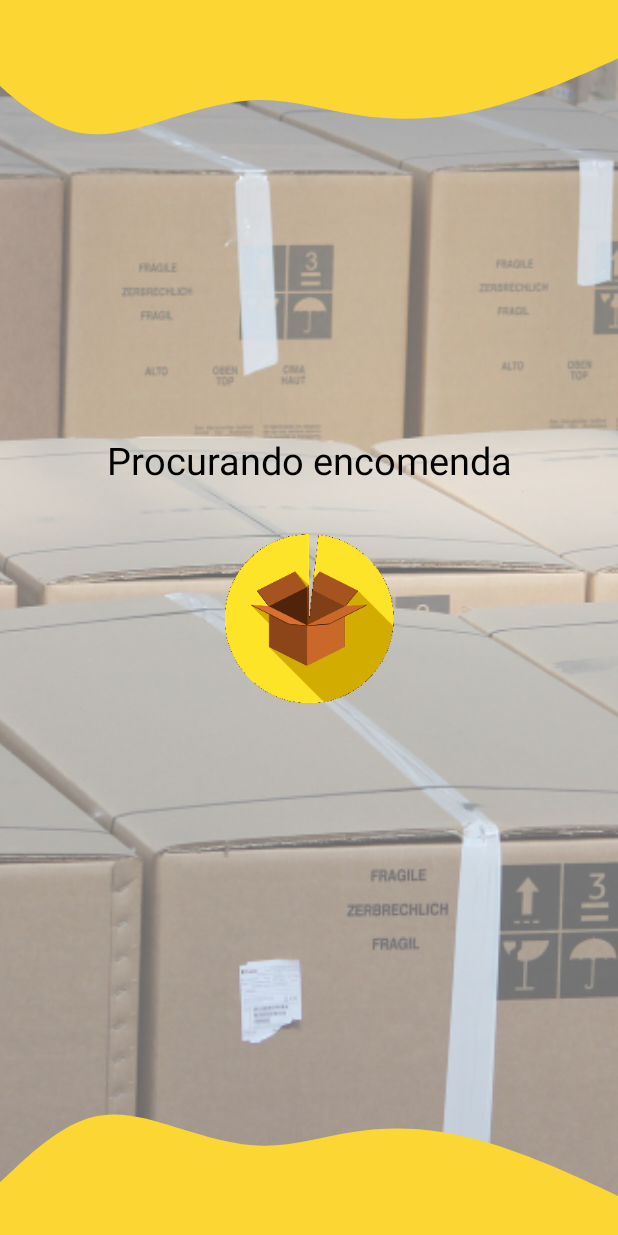
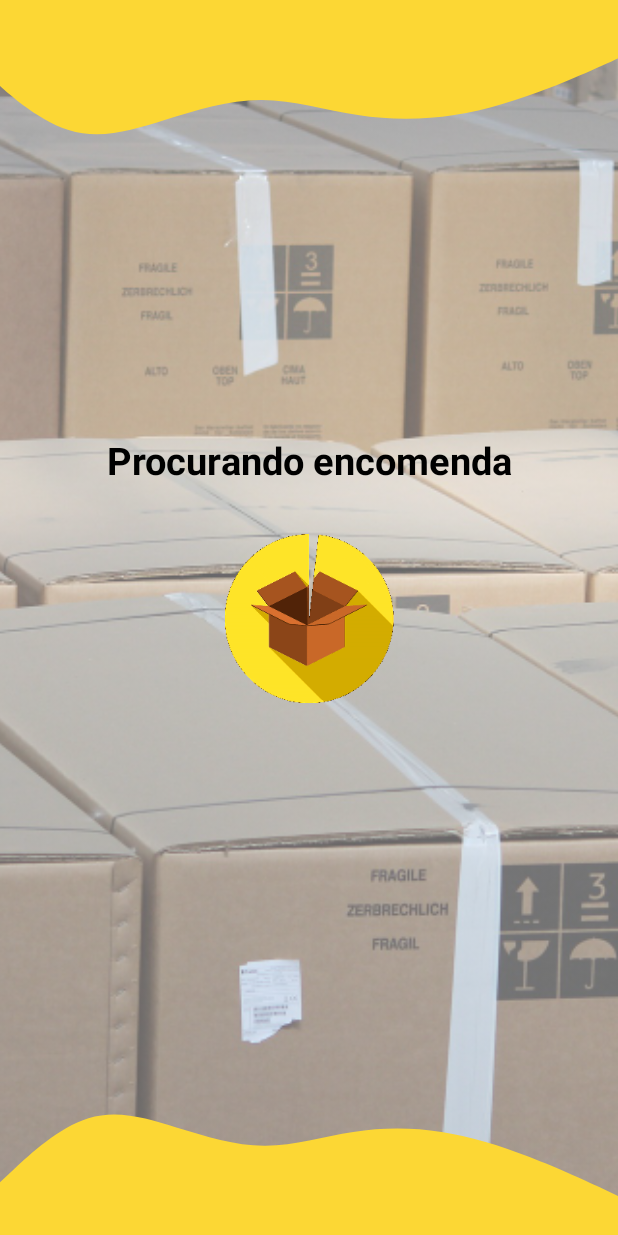
Before and after one commit to apollodaniel/consulta_correios, an Android app: the ActivityLoadPackage screen opened directly, with no data from a screen before it, on a phone screen of 412 x 824 dp. Run offline under Robolectric (Android 15) with nearby library versions, the phone set to English and light mode, and no system bars; our stand-ins replace ButterKnife; 1 statement that could not run was skipped.

Commit message:
Ui improved

```diff
--- a/app/src/main/java/com/apollo/consulta_correios/ActivityLoadPackage.java
+++ b/app/src/main/java/com/apollo/consulta_correios/ActivityLoadPackage.java
@@ -6,9 +6,11 @@ import androidx.appcompat.app.AppCompatActivity;
 import android.content.Intent;
 import android.content.SharedPreferences;
 import android.os.Bundle;
+import android.widget.ImageView;
 
 import com.apollo.consulta_correios.models.CorreiosEncomenda;
 import com.apollo.consulta_correios.models.PackageTemplate;
+import com.bumptech.glide.Glide;
 import com.google.gson.Gson;
 
 import java.text.SimpleDateFormat;
@@ -18,6 +20,7 @@ import java.util.Calendar;
 import java.util.Date;
 import java.util.Locale;
 
+import butterknife.BindView;
 import retrofit2.Call;
 import retrofit2.Callback;
 import retrofit2.Response;
@@ -34,6 +37,9 @@ public class ActivityLoadPackage extends AppCompatActivity {
     private final String PACKAGE_QUERY_KEY = "package";
 
     private boolean isHistory;
+
+    @BindView(R.id.imgLoading)
+    ImageView imgLoading;
 
     @Override
     protected void onCreate(Bundle savedInstanceState) {
--- a/app/src/main/res/layout/activity_load_package.xml
+++ b/app/src/main/res/layout/activity_load_package.xml
@@ -40,6 +40,7 @@
         android:layout_height="wrap_content"
         android:layout_marginBottom="32dp"
         android:text="Procurando encomenda"
+        android:textStyle="bold"
         android:textSize="25dp"
         android:textColor="@color/black"
         app:layout_constraintBottom_toTopOf="@+id/imageView3"
```
